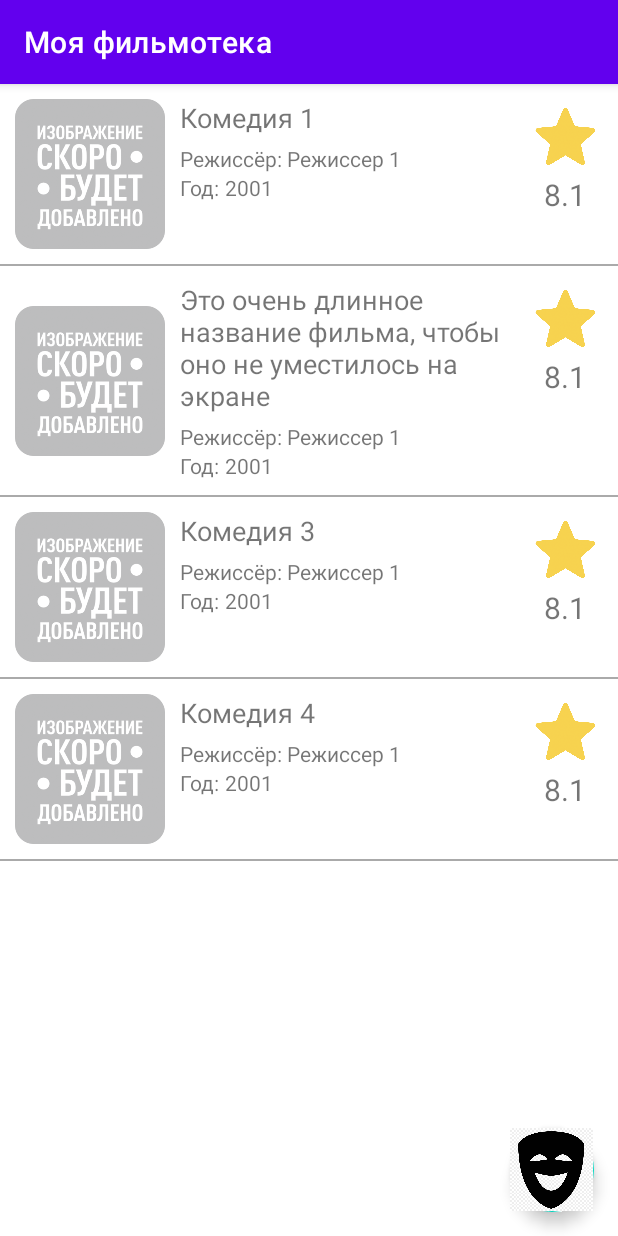
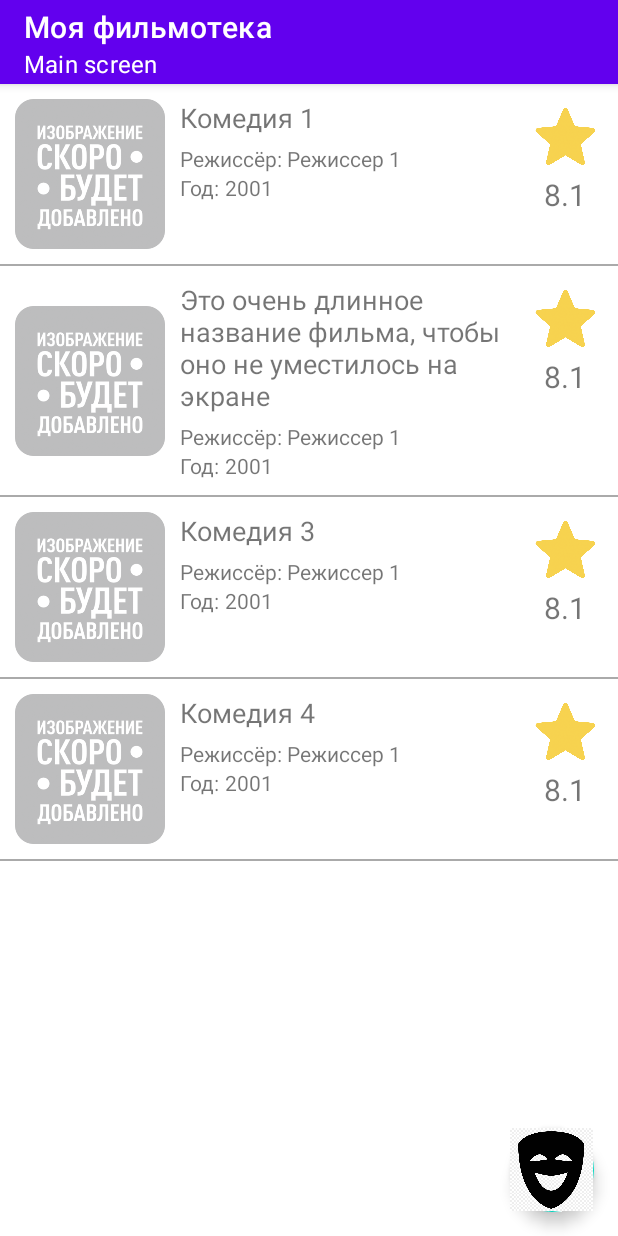
Before and after one commit to Emerald2014/myMovie, an Android app: the screen it shows after launch (MainActivity), on a phone screen of 412 x 824 dp. Run offline under Robolectric (Android 15) with nearby library versions, the phone set to English and light mode, and no system bars; 3 statements that could not run were skipped.

Commit message:
Кастомизировал тулбар

```diff
--- a/app/src/main/java/ru/kudesnik/mymovie/ui/main/MainFragment.kt
+++ b/app/src/main/java/ru/kudesnik/mymovie/ui/main/MainFragment.kt
@@ -65,26 +65,33 @@ class MainFragment : Fragment() {
                 R.id.popup_menu_movie_comedy -> {
                     changeMovieCategory = MovieCategory.COMEDY
                     viewModel.getMovieFromLocalSourceComedy()
+                    toolbar.subtitle = MovieCategory.COMEDY.nameMovie
+
                     true
                 }
                 R.id.popup_menu_movie_action -> {
                     changeMovieCategory = MovieCategory.ACTION
                     viewModel.getMovieFromLocalSourceAction()
+                    toolbar.subtitle = MovieCategory.ACTION.nameMovie
                     true
                 }
                 R.id.popup_menu_movie_fantastic -> {
                     changeMovieCategory = MovieCategory.FANTASTIC
-//                        viewModel.getMovieFromLocalSourceAction()
+//                        viewModel.getMovieFromLocalSourceFantastic()
+                    toolbar.subtitle = MovieCategory.FANTASTIC.nameMovie
+
                     true
                 }
 
                 else -> false
             }
         })
-
+/*
         if (Build.VERSION.SDK_INT >= Build.VERSION_CODES.Q) {
             popupMenu.setForceShowIcon(true)
         }
+
+ */
         popupMenuButton.setOnClickListener {
             popupMenu.show()
         }
--- a/app/src/main/res/layout/main_fragment.xml
+++ b/app/src/main/res/layout/main_fragment.xml
@@ -4,6 +4,24 @@
     xmlns:tools="http://schemas.android.com/tools"
     android:layout_width="match_parent"
     android:layout_height="match_parent">
+
+    <com.google.android.material.appbar.AppBarLayout
+        android:id="@+id/ABToolbar"
+        android:layout_width="match_parent"
+        android:layout_height="wrap_content"
+        app:layout_constraintStart_toStartOf="parent"
+        app:layout_constraintTop_toTopOf="parent">
+
+        <androidx.appcompat.widget.Toolbar
+            android:id="@+id/toolbar"
+            android:layout_width="match_parent"
+            android:layout_height="?attr/actionBarSize"
+            android:background="?attr/colorPrimary"
+            app:subtitle="Main screen"
+            app:subtitleTextColor="@color/white"
+            app:title="@string/app_name"
+            app:titleTextColor="@color/white" />
+    </com.google.android.material.appbar.AppBarLayout>
 
     <androidx.recyclerview.widget.RecyclerView
         android:id="@+id/mainFragmentRecyclerView"
@@ -12,7 +30,8 @@
         app:layoutManager="androidx.recyclerview.widget.LinearLayoutManager"
         app:layout_constraintEnd_toEndOf="parent"
         app:layout_constraintStart_toStartOf="parent"
-        app:layout_constraintTop_toTopOf="parent" />
+        app:layout_constraintTop_toBottomOf="@id/ABToolbar" />
+
 
     <com.google.android.material.floatingactionbutton.FloatingActionButton
         android:id="@+id/mainFragmentFAB"
@@ -26,7 +45,6 @@
         app:layout_constraintEnd_toEndOf="parent"
         app:maxImageSize="55dp"
         app:tint="@null" />
-
 
     <ProgressBar
         android:id="@+id/progressBar"
--- a/app/src/main/res/values/themes.xml
+++ b/app/src/main/res/values/themes.xml
@@ -1,6 +1,6 @@
 <resources xmlns:tools="http://schemas.android.com/tools">
     <!-- Base application theme. -->
-    <style name="Theme.МояФильмотека" parent="Theme.MaterialComponents.DayNight.DarkActionBar">
+    <style name="Theme.МояФильмотека" parent="Theme.MaterialComponents.DayNight.NoActionBar">
         <!-- Primary brand color. -->
         <item name="colorPrimary">@color/purple_500</item>
         <item name="colorPrimaryVariant">@color/purple_700</item>
```
